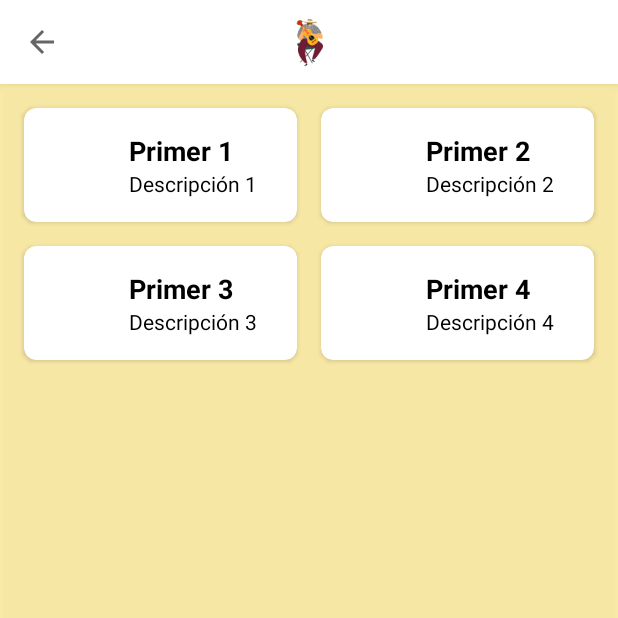
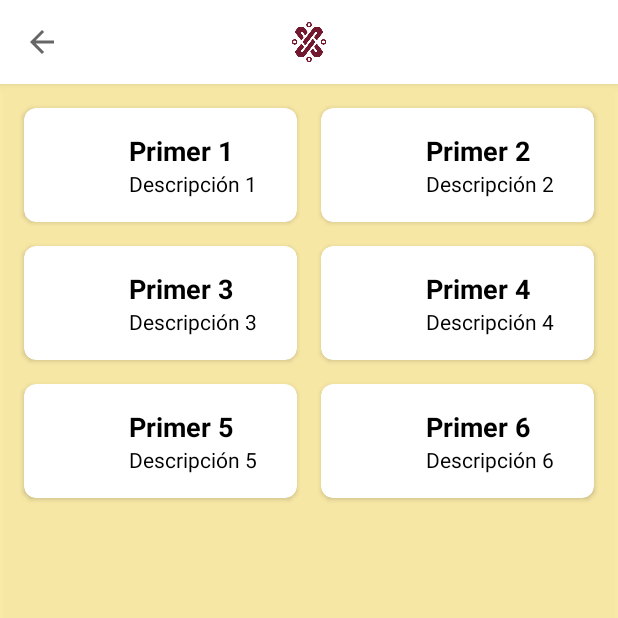
Before and after one commit to CrisM93/APPCDMX, an Android app: the screen it shows after launch (TestActivity), on a phone screen of 412 x 824 dp, the top half of it. Run offline under Robolectric (Android 15) with nearby library versions, the phone set to English and light mode, and no system bars; pictures from the network do not load.

Commit message:
Listas Corregidas...

```diff
--- a/app/src/main/java/mx/gob/cdmx/adip/apps/imageappcdmx/ui/activitites/TestActivity.java
+++ b/app/src/main/java/mx/gob/cdmx/adip/apps/imageappcdmx/ui/activitites/TestActivity.java
@@ -43,6 +43,11 @@ public class TestActivity extends AppCompatActivity {
         data.add(new Test("Primer 2", "https://media.kasperskydaily.com/wp-content/uploads/sites/87/2019/12/11132630/android-device-identifiers-featured.jpg", "Descripción 2"));
         data.add(new Test("Primer 3", "https://www.adslzone.net/app/uploads-adslzone.net/2019/12/android-malware-apps.jpg?x=480&y=375&quality=40", "Descripción 3"));
         data.add(new Test("Primer 4", "https://www.muycomputer.com/wp-content/uploads/2019/12/android-1000x600.jpg", "Descripción 4"));
+        data.add(new Test("Primer 5", "", "Descripción 5"));
+        data.add(new Test("Primer 6", "", "Descripción 6"));
+        System.out.println("---------------------------"  + data);
+        System.out.println("---------------------------"  + data.get(0));
+        System.out.println("---------------------------"  + data.size());
 
         adapter = new TestAdapterRecyclerView(
                 this,
--- a/app/src/main/java/mx/gob/cdmx/adip/apps/imageappcdmx/ui/adapters/TestAdapterRecyclerView.java
+++ b/app/src/main/java/mx/gob/cdmx/adip/apps/imageappcdmx/ui/adapters/TestAdapterRecyclerView.java
@@ -1,6 +1,7 @@
 package mx.gob.cdmx.adip.apps.imageappcdmx.ui.adapters;
 
 import android.content.Context;
+import android.util.Log;
 import android.view.LayoutInflater;
 import android.view.View;
 import android.view.ViewGroup;
@@ -43,7 +44,9 @@ public class TestAdapterRecyclerView extends RecyclerView.Adapter<TestAdapterRec
 
     @Override
     public void onBindViewHolder(@NonNull ViewHolder holder, int position) {
+        Log.d("position------", String.valueOf(position));
         Test test = data.get(position);
+        Log.d("URI__________", data.get(position).getUrlImage());
         holder.tvTitle.setText(test.getTitulo());
         holder.tvSubtitle.setText(test.getDescription());
         Glide.with(context).load(data.get(position).getUrlImage()).into(holder.img);
--- a/app/src/main/res/layout/activity_test.xml
+++ b/app/src/main/res/layout/activity_test.xml
@@ -30,9 +30,9 @@
                 android:layout_height="48dp"
                 android:layout_gravity="center"
                 android:adjustViewBounds="true"
-                android:padding="8dp"
+                android:padding="0.5dp"
                 android:scaleType="centerInside"
-                android:src="@drawable/ic_poc_module_cartelera" />
+                android:src="@drawable/home_app_logo" />
         </androidx.appcompat.widget.Toolbar>
     </com.google.android.material.appbar.AppBarLayout>
 
@@ -53,7 +53,7 @@
                 android:layout_height="match_parent"
                 android:clipToPadding="true"
                 android:padding="8dp"
-                tools:itemCount="1"
+                tools:itemCount="2"
                 tools:listitem="@layout/test_item_recycler_view" />
         </LinearLayout>
     </androidx.constraintlayout.widget.ConstraintLayout>
```
Also changed, not shown: app/src/main/res/layout/activity_main.xml (+2 -9 lines).
